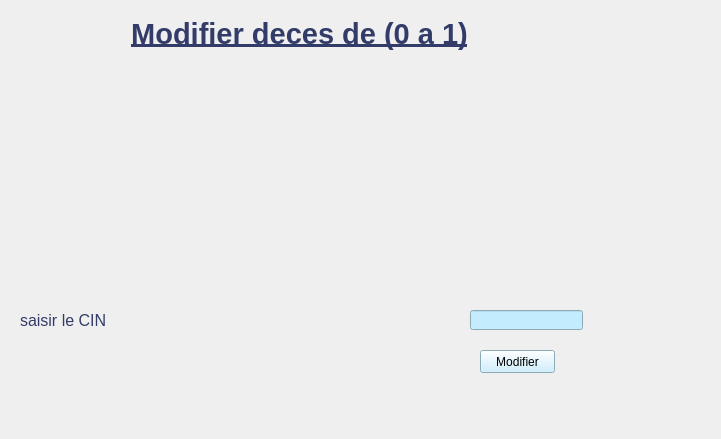
The window that modifierdecesmaladie.ui (ananomri/projet-anan-and-assma) describes before a commit, drawn with Qt 5.
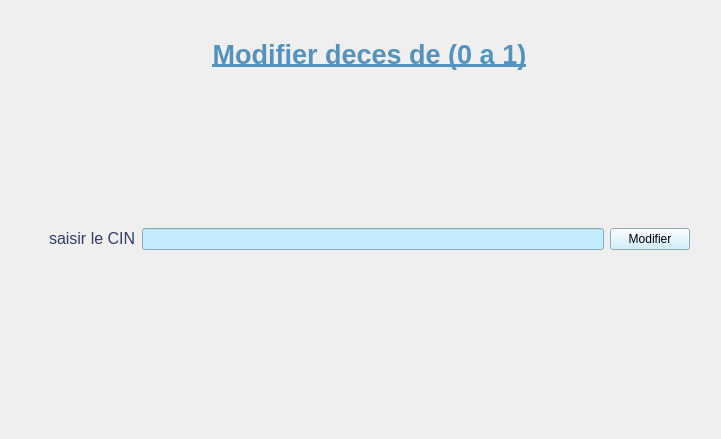
The same window after the commit. Icons and pictures are not drawn.

```diff
--- a/modifierdecesmaladie.ui
+++ b/modifierdecesmaladie.ui
@@ -13,48 +13,11 @@
   <property name="windowTitle">
    <string>Form</string>
   </property>
-  <widget class="QPushButton" name="modif">
-   <property name="geometry">
-    <rect>
-     <x>480</x>
-     <y>350</y>
-     <width>75</width>
-     <height>23</height>
-    </rect>
-   </property>
-   <property name="styleSheet">
-    <string notr="true">background-color: rgb(196, 236, 255);</string>
-   </property>
-   <property name="text">
-    <string>Modifier</string>
-   </property>
-  </widget>
-  <widget class="QLabel" name="label_2">
-   <property name="geometry">
-    <rect>
-     <x>20</x>
-     <y>310</y>
-     <width>101</width>
-     <height>21</height>
-    </rect>
-   </property>
-   <property name="text">
-    <string>&lt;html&gt;&lt;head/&gt;&lt;body&gt;&lt;p&gt;&lt;span style=&quot; font-size:12pt; color:#333b68;&quot;&gt;saisir le CIN&lt;/span&gt;&lt;/p&gt;&lt;/body&gt;&lt;/html&gt;</string>
-   </property>
-  </widget>
-  <widget class="QLineEdit" name="lineEdit">
-   <property name="geometry">
-    <rect>
-     <x>470</x>
-     <y>310</y>
-     <width>113</width>
-     <height>20</height>
-    </rect>
-   </property>
-   <property name="styleSheet">
-    <string notr="true">background-color: rgb(196, 236, 255);</string>
-   </property>
-  </widget>
+  <property name="styleSheet">
+   <string notr="true">#Form{
+	border-image: url(im31.png) 0 0 0 0 stretch stretch;
+}</string>
+  </property>
   <widget class="QFrame" name="w11">
    <property name="geometry">
     <rect>
@@ -76,16 +39,52 @@
    <widget class="QLabel" name="label">
     <property name="geometry">
      <rect>
-      <x>30</x>
-      <y>20</y>
+      <x>100</x>
+      <y>40</y>
       <width>581</width>
       <height>51</height>
      </rect>
     </property>
     <property name="text">
-     <string>&lt;html&gt;&lt;head/&gt;&lt;body&gt;&lt;p align=&quot;center&quot;&gt;&lt;span style=&quot; font-size:22pt; font-weight:600; text-decoration: underline; color:#333b68;&quot;&gt;Modifier deces de (0 a 1)&lt;/span&gt;&lt;/p&gt;&lt;/body&gt;&lt;/html&gt;</string>
+     <string>&lt;html&gt;&lt;head/&gt;&lt;body&gt;&lt;p align=&quot;center&quot;&gt;&lt;span style=&quot; font-size:20pt; font-weight:600; text-decoration: underline; color:#5393bd;&quot;&gt;Modifier deces de (0 a 1)&lt;/span&gt;&lt;/p&gt;&lt;/body&gt;&lt;/html&gt;</string>
     </property>
    </widget>
+   <widget class="QWidget" name="horizontalLayoutWidget">
+    <property name="geometry">
+     <rect>
+      <x>70</x>
+      <y>210</y>
+      <width>641</width>
+      <height>80</height>
+     </rect>
+    </property>
+    <layout class="QHBoxLayout" name="horizontalLayout">
+     <item>
+      <widget class="QLabel" name="label_2">
+       <property name="text">
+        <string>&lt;html&gt;&lt;head/&gt;&lt;body&gt;&lt;p&gt;&lt;span style=&quot; font-size:12pt; color:#333b68;&quot;&gt;saisir le CIN&lt;/span&gt;&lt;/p&gt;&lt;/body&gt;&lt;/html&gt;</string>
+       </property>
+      </widget>
+     </item>
+     <item>
+      <widget class="QLineEdit" name="lineEdit">
+       <property name="styleSheet">
+        <string notr="true">background-color: rgb(196, 236, 255);</string>
+       </property>
+      </widget>
+     </item>
+     <item>
+      <widget class="QPushButton" name="modif">
+       <property name="styleSheet">
+        <string notr="true">background-color: rgb(196, 236, 255);</string>
+       </property>
+       <property name="text">
+        <string>Modifier</string>
+       </property>
+      </widget>
+     </item>
+    </layout>
+   </widget>
   </widget>
   <zorder>w11</zorder>
   <zorder>modif</zorder>
```
Left out of the diff: 4 changed lines with no effect on the pictures.
